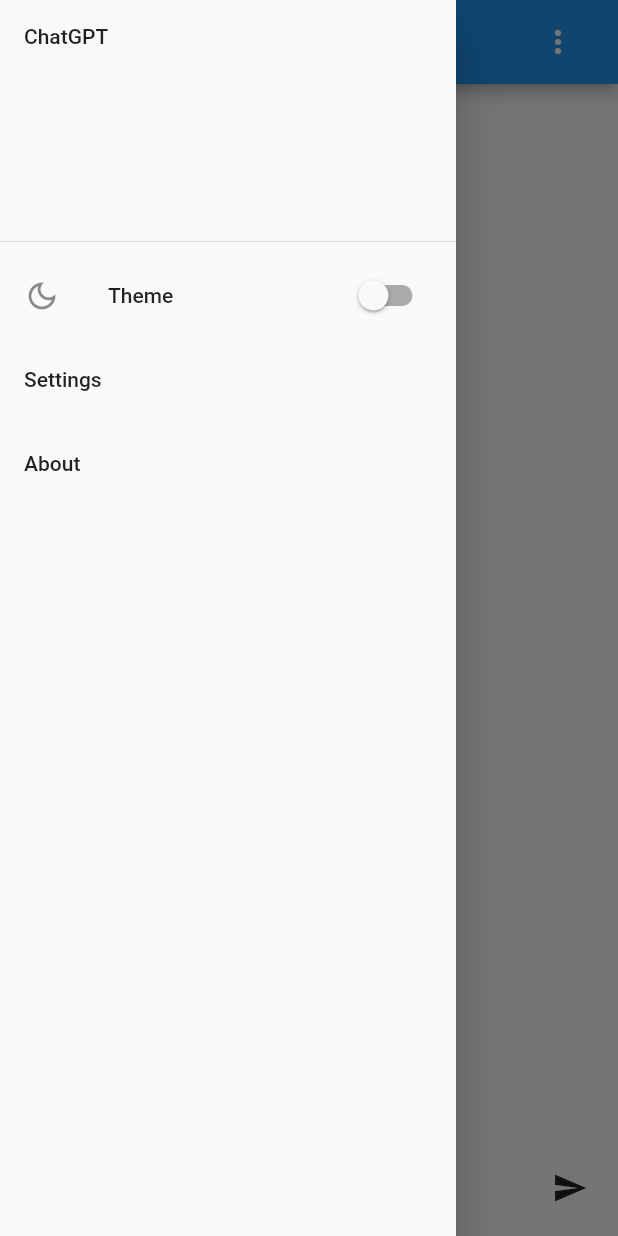
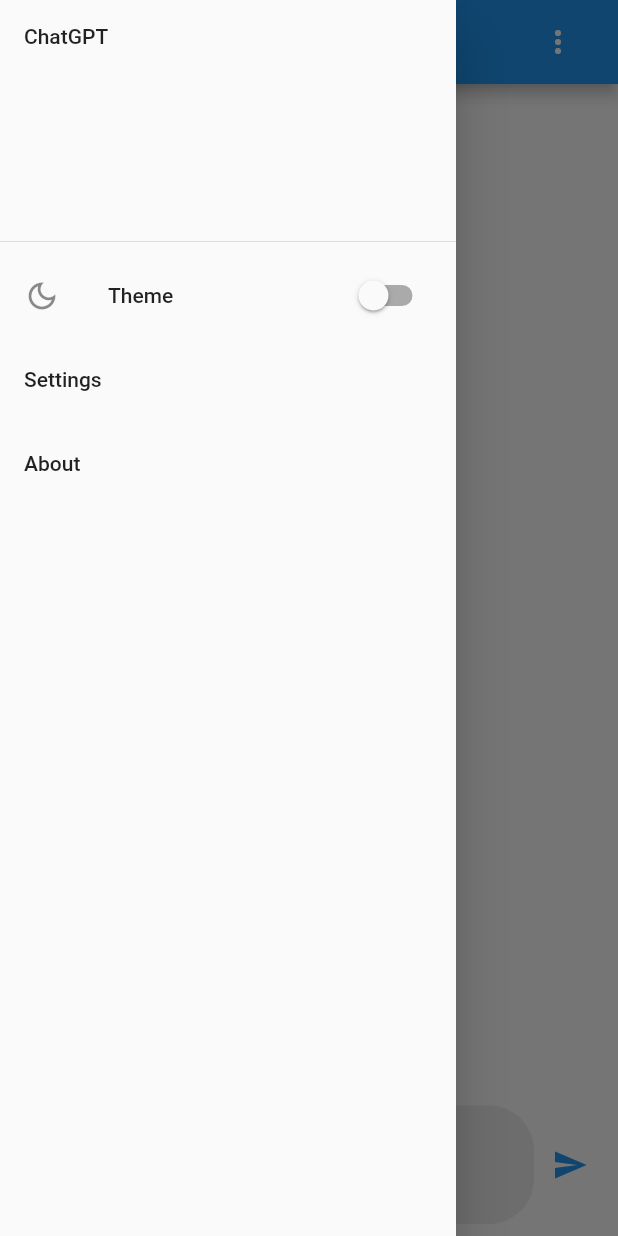
Before and after one commit to ahmedhmmad/chatgpt-flutter, a Flutter app: the ChatScreen screen opened directly, with the side drawer open, on a phone screen of 412 x 824 dp. Run offline on Flutter 3.47's test engine with Material 2 defaults, Android fonts, the phone set to English and light mode, and no system bars; our stand-ins replace animated_text_kit, flutter_spinkit, shared_preferences, webview_flutter; accounts and stored records are empty.

Commit message:
send message box

```diff
--- a/lib/screens/chat_screen.dart
+++ b/lib/screens/chat_screen.dart
@@ -124,17 +124,28 @@
               child: Row(
                 children: [
                   Expanded(
+                    child: Container(
+                      padding: const EdgeInsets.symmetric(
+                          horizontal: 16, vertical: 30),
+                      decoration: BoxDecoration(
+                        color: Colors.grey[200],
+                        borderRadius: BorderRadius.circular(30),
+                      ),
                       child: TextField(
                         controller: searchTextController,
                         onSubmitted: (value) {},
                         decoration: const InputDecoration.collapsed(
                             hintText: 'Type a message',
                             border: InputBorder.none,
+                            hintStyle: TextStyle(
+                              color: Colors.grey,
+                              fontSize: 16,
+                            )),
                       ),
                     ),
                   ),
                   IconButton(
-                      icon: const Icon(Icons.send),
+                      icon: const Icon(Icons.send, color: Colors.blue),
                       onPressed: () async {
                         if (searchTextController.text.isEmpty) {
                           ScaffoldMessenger.of(context).showSnackBar(
```
Lines whose indentation alone changed are shown as unchanged.
